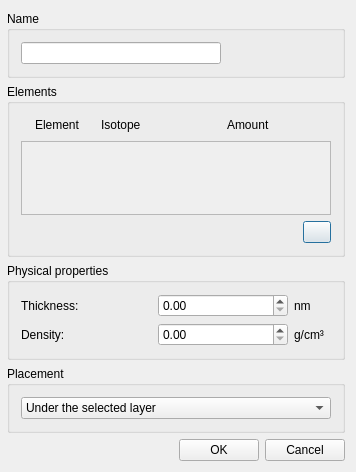
The window that ui_files/ui_layer_dialog.ui (JYU-IBA/potku) describes before a commit, drawn with Qt 5.
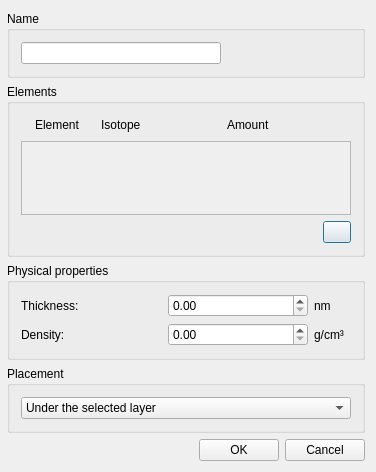
The same window after the commit. Icons and pictures are not drawn.

Commit message: When adding an element with no natural isotopes into a layer (foil or target), message about editing masses.dat is shown. Fixed a bug that crashed the program when adding a layer to detector foil.

What changed in the file:
```diff
--- a/ui_files/ui_layer_dialog.ui
+++ b/ui_files/ui_layer_dialog.ui
@@ -6,7 +6,7 @@
    <rect>
     <x>0</x>
     <y>0</y>
-    <width>356</width>
+    <width>376</width>
     <height>472</height>
    </rect>
   </property>
@@ -18,7 +18,7 @@
   </property>
   <property name="minimumSize">
    <size>
-    <width>356</width>
+    <width>376</width>
     <height>472</height>
    </size>
   </property>
@@ -171,7 +171,7 @@
           <rect>
            <x>0</x>
            <y>0</y>
-           <width>318</width>
+           <width>338</width>
            <height>121</height>
           </rect>
          </property>
```
The commit also changes 2 other files.
